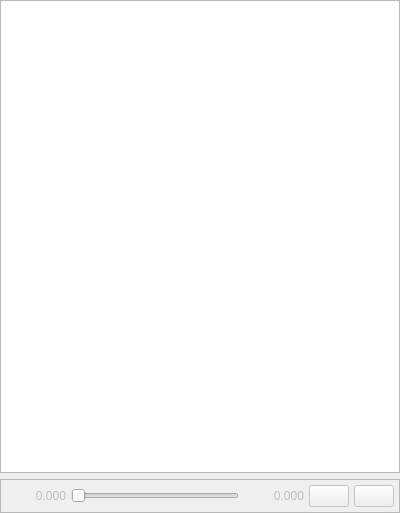
Above: joint_trajectory/include/tesseract_qt/joint_trajectory/widgets/joint_trajectory_widget.ui from tesseract-robotics/tesseract_qt before the change. Below: the same form after it.
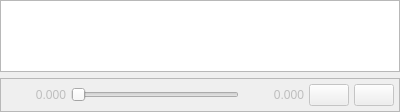
That is the form after the change. Icons and pictures are not drawn. Custom widgets are drawn as their Qt base class.

What changed in the file:
```diff
--- a/joint_trajectory/include/tesseract_qt/joint_trajectory/widgets/joint_trajectory_widget.ui
+++ b/joint_trajectory/include/tesseract_qt/joint_trajectory/widgets/joint_trajectory_widget.ui
@@ -7,7 +7,7 @@
     <x>0</x>
     <y>0</y>
     <width>400</width>
-    <height>513</height>
+    <height>112</height>
    </rect>
   </property>
   <property name="sizePolicy">
```
Left out of the diff: 6 changed lines with no effect on the pictures.
